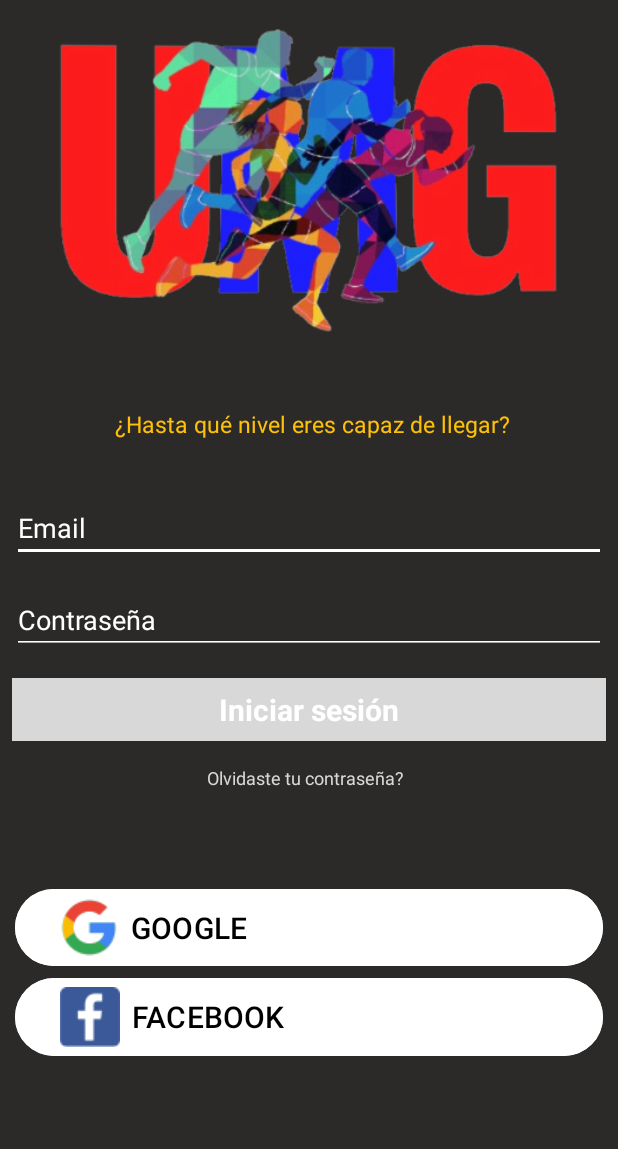
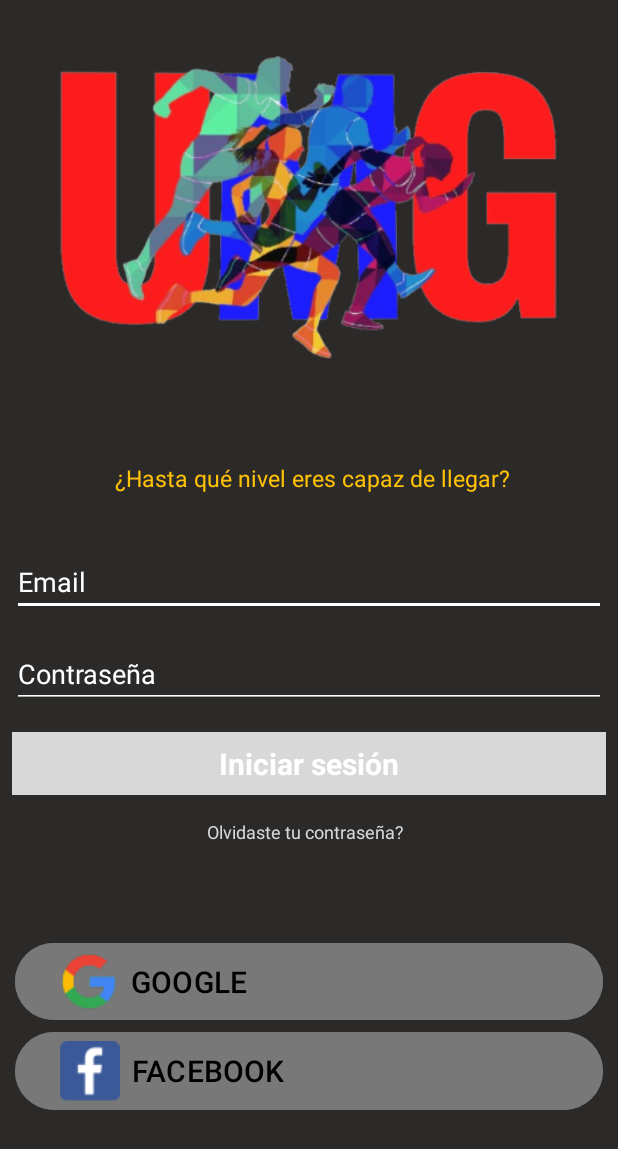
Before and after one commit to Lorozco440/MySportZac, an Android app: the screen it shows after launch (LoginActivity), on a phone screen of 412 x 824 dp. Shown: the top 1149 px of the screen. Run offline under Robolectric (Android 15) with nearby library versions, the light colour scheme and no system bars; our stand-ins replace Firebase (no records; nobody signed in at launch, a user with empty details on screens opened directly); libraries missing offline, so code that uses them is left out: com.facebook, com.facebook.login.

```diff
--- a/app/src/main/res/layout/activity_login.xml
+++ b/app/src/main/res/layout/activity_login.xml
@@ -9,7 +9,7 @@
     <ImageView
         android:id="@+id/imageView"
         android:layout_width="match_parent"
-        android:layout_height="244dp"
+        android:layout_height="280dp"
         android:rotationY="2"
         app:srcCompat="@mipmap/banner" />
 
@@ -103,7 +103,7 @@
         android:layout_height="wrap_content"
         android:layout_marginLeft="10dp"
         android:layout_marginRight="10dp"
-        android:backgroundTint="@color/white"
+        android:backgroundTint="@color/gray_medium"
         android:drawableLeft="@drawable/google"
         android:text="@string/google"
         android:textAlignment="textStart"
@@ -118,7 +118,7 @@
         android:layout_height="wrap_content"
         android:layout_marginLeft="10dp"
         android:layout_marginRight="10dp"
-        android:backgroundTint="@color/white"
+        android:backgroundTint="@color/gray_medium"
         android:drawableLeft="@drawable/facebook"
         android:onClick="callSignInFacebook"
         android:paddingLeft="30dp"
--- a/app/src/main/res/values-night/themes.xml
+++ b/app/src/main/res/values-night/themes.xml
@@ -3,5 +3,13 @@
     <style name="Base.Theme.MySportZac" parent="Theme.Material3.DayNight.NoActionBar">
         <!-- Customize your dark theme here. -->
         <!-- <item name="colorPrimary">@color/my_dark_primary</item> -->
+        <item name="colorPrimary">@color/purple_500</item>
+        <item name="colorPrimaryVariant">@color/purple_700</item>
+        <item name="colorOnPrimary">@color/white</item>
+        <!-- Secondary brand color. -->
+        <item name="colorSecondary">@color/teal_200</item>
+        <item name="colorSecondaryVariant">@color/teal_700</item>
+        <item name="colorOnSecondary">@color/black</item>
+        <item name="android:statusBarColor" >@color/gray_dark</item>
     </style>
 </resources>
--- a/app/src/main/res/values/colors.xml
+++ b/app/src/main/res/values/colors.xml
@@ -38,7 +38,7 @@
     <color name="NegativeButton">#D6250C</color>
     <color name="chrono_running">#D6250C</color>
     <color name="chrono_walking">#fc4a8aff</color>
-    <color name="green">#4CAF50</color>
+    <color name="green">#2E8B57</color>
 
     I
 </resources>
--- a/app/src/main/res/values/themes.xml
+++ b/app/src/main/res/values/themes.xml
@@ -8,12 +8,11 @@
         <item name="colorSecondary">@color/teal_200</item>
         <item name="colorSecondaryVariant">@color/teal_700</item>
         <item name="colorOnSecondary">@color/black</item>
-        <item name="android:statusBarColor" tools:tarjetApi="l">#59469D</item>
+        <item name="android:statusBarColor" >@color/gray_dark</item>
 
         <!-- Customize your light theme here. -->
         <item name="windowActionBar">false</item>
         <item name="windowNoTitle">true</item>
-
     </style>
 
     <style name="Theme.MySportZac" parent="Base.Theme.MySportZac" />
```
Also changed, not shown: app/src/main/java/com/umg/mysportzac/MainActivity.kt (+80 -0 lines).
